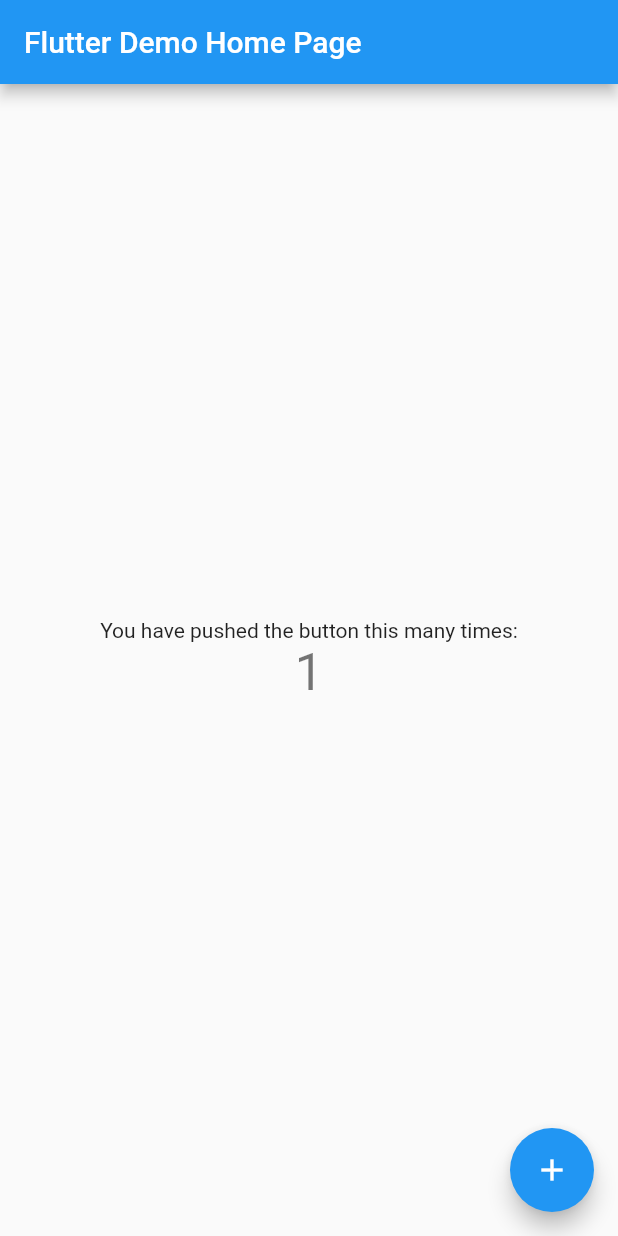
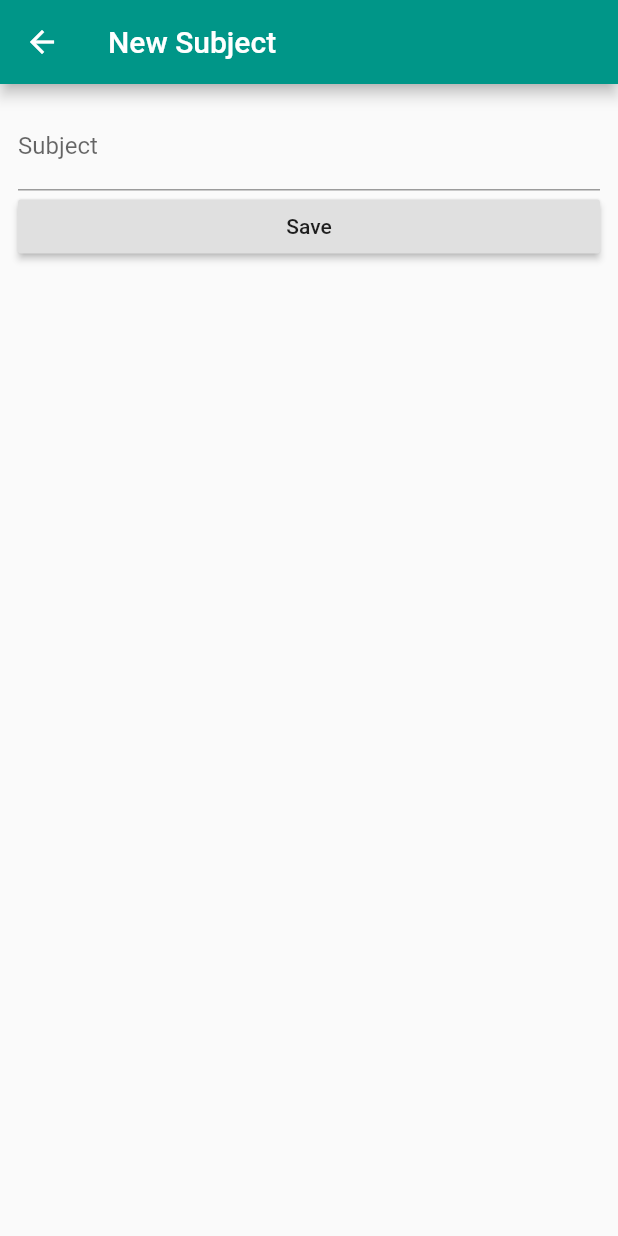
Before and after one commit to jacktnp/flutter_assignment_03, a Flutter app: the screen it shows after launch, after a tap on the "add" icon, on a phone screen of 412 x 824 dp. Run offline on Flutter 3.47's test engine with Material 2 defaults, Android fonts, the phone set to English and light mode, and no system bars; our stand-ins replace cloud_firestore; accounts and stored records are empty.

Commit message:
:balloon: version 1.0.0

```diff
--- a/flutter_assignment_03/lib/main.dart
+++ b/flutter_assignment_03/lib/main.dart
@@ -1,4 +1,7 @@
 import 'package:flutter/material.dart';
+
+import './ui/homepage.dart';
+import './ui/addlist.dart';
 
 void main() => runApp(MyApp());
 
@@ -7,7 +10,7 @@ class MyApp extends StatelessWidget {
   @override
   Widget build(BuildContext context) {
     return MaterialApp(
-      title: 'TodoList : FirebaseConnext',
+      title: 'TodoList Firebase | Flutter Application #3',
       theme: ThemeData(
         // This is the theme of your application.
         //
@@ -18,9 +21,14 @@ class MyApp extends StatelessWidget {
         // or simply save your changes to "hot reload" in a Flutter IDE).
         // Notice that the counter didn't reset back to zero; the application
         // is not restarted.
-        primarySwatch: Colors.blue,
+        primarySwatch: Colors.teal
       ),
-      home: MyHomePage(title: 'Flutter Demo Home Page'),
+      initialRoute: '/',
+      routes: {
+        '/': (context) => HomePage(),
+        '/addlist': (context) => NewList(),
+      },
+      debugShowCheckedModeBanner: false,
     );
   }
 }
--- /dev/null
+++ b/flutter_assignment_03/lib/ui/addlist.dart
@@ -0,0 +1,56 @@
+import 'package:flutter/material.dart';
+import '../firestore.dart';
+
+class NewList extends StatefulWidget {
+  @override
+  _NewListState createState() => _NewListState();
+}
+
+class _NewListState extends State<NewList> {
+  final _formKey = GlobalKey<FormState>();
+
+  @override
+  Widget build(BuildContext context) {
+    TextEditingController subjectController = TextEditingController();
+
+    TextFormField todoTextField = TextFormField(
+      controller: subjectController,
+      decoration: InputDecoration(
+        labelText: "Subject",
+      ),
+      validator: (value) {
+        if (value.isEmpty) {
+          return 'Please enter some text...';
+        }
+      },
+    );
+
+    RaisedButton submitButton = RaisedButton(
+      child: const Text('Save'),
+      onPressed: () {
+        if (_formKey.currentState.validate()) {
+          FirestoreUtils.addTask(subjectController.text.trim());
+          Navigator.pop(context, '/');
+        }
+      },
+    );
+
+    return Scaffold(
+      appBar: AppBar(
+        title: Text('New Subject'),
+      ),
+      body: Form(
+        key: _formKey,
+        child: Container(
+          padding: EdgeInsets.all(12.0),
+          child: ListView(
+            children: <Widget>[
+              todoTextField,
+              submitButton,
+            ],
+          ),
+        ),
+      ),
+    );
+  }
+}
--- /dev/null
+++ b/flutter_assignment_03/lib/ui/homepage.dart
@@ -0,0 +1,59 @@
+import 'package:flutter/material.dart';
+import '../firestore.dart';
+import './todo.dart';
+import './done.dart';
+
+class HomePage extends StatefulWidget {
+  @override
+  State<StatefulWidget> createState() {
+    return new HomePageState();
+  }
+}
+
+class HomePageState extends State {
+  int _index = 0;
+
+  @override
+  Widget build(BuildContext context) {
+    final List<Widget> _children = [
+      Todo(),
+      Done()
+    ];
+
+    final List topBar = <Widget>[
+      IconButton(
+        icon: Icon(Icons.add),
+        onPressed: () {
+          Navigator.pushNamed(context, '/addlist');
+        },
+      ),
+      IconButton(
+        icon: Icon(Icons.delete),
+        onPressed: () {
+          FirestoreUtils.deleteAllCompleted();
+        },
+      )
+    ];
+
+    return new Scaffold(
+      appBar: AppBar(
+        title: Text("Todo"),
+        actions: <Widget>[topBar[_index]],
+      ),
+      body: Center(child: _children[_index]),
+      bottomNavigationBar: BottomNavigationBar(
+        currentIndex: _index,
+        items: [
+          BottomNavigationBarItem(icon: Icon(Icons.list), title: Text('Task')),
+          BottomNavigationBarItem(
+              icon: Icon(Icons.done_all), title: Text("Completed"))
+        ],
+        onTap: (int index) {
+          setState(() {
+            _index = index;
+          });
+        },
+      ),
+    );
+  }
+}
--- /dev/null
+++ b/flutter_assignment_03/lib/ui/todo.dart
@@ -0,0 +1,41 @@
+import 'package:flutter/material.dart';
+import 'package:cloud_firestore/cloud_firestore.dart';
+import '../firestore.dart';
+
+class Todo extends StatelessWidget {
+  @override
+  Widget build(BuildContext context) {
+    return StreamBuilder<QuerySnapshot>(
+      stream: Firestore.instance
+          .collection('todo')
+          .where('done', isEqualTo: false)
+          .snapshots(),
+      builder: (BuildContext context, AsyncSnapshot<QuerySnapshot> snapshot) {
+        if (snapshot.hasError) {
+          return Text('Error: ${snapshot.error}');
+        }
+        switch (snapshot.connectionState) {
+          case ConnectionState.waiting:
+            return Center(
+              child: Text('Loading...'),
+            );
+          default:
+            return snapshot.data.documents.length == 0
+                ? Center(child: Text('No data found...'))
+                : ListView(
+                    children: snapshot.data.documents
+                        .map((DocumentSnapshot document) {
+                      return CheckboxListTile(
+                        title: Text(document['title']),
+                        value: document['done'],
+                        onChanged: (bool value) {
+                          FirestoreUtils.update(document.documentID, value);
+                        },
+                      );
+                    }).toList(),
+                  );
+        }
+      },
+    );
+  }
+}
--- a/flutter_assignment_03/pubspec.yaml
+++ b/flutter_assignment_03/pubspec.yaml
@@ -23,6 +23,8 @@ dependencies:
   # The following adds the Cupertino Icons font to your application.
   # Use with the CupertinoIcons class for iOS style icons.
   cupertino_icons: ^0.1.2
+  firebase_core: ^0.2.5
+  cloud_firestore: ^0.8.2+3
 
 dev_dependencies:
   flutter_test:
```
Also changed, not shown: flutter_assignment_03/lib/firestore.dart (added, +42 -0 lines), flutter_assignment_03/lib/ui/done.dart (added, +41 -0 lines), flutter_assignment_03/lib/ui/home.dart (deleted), flutter_assignment_03/pubspec.lock.
